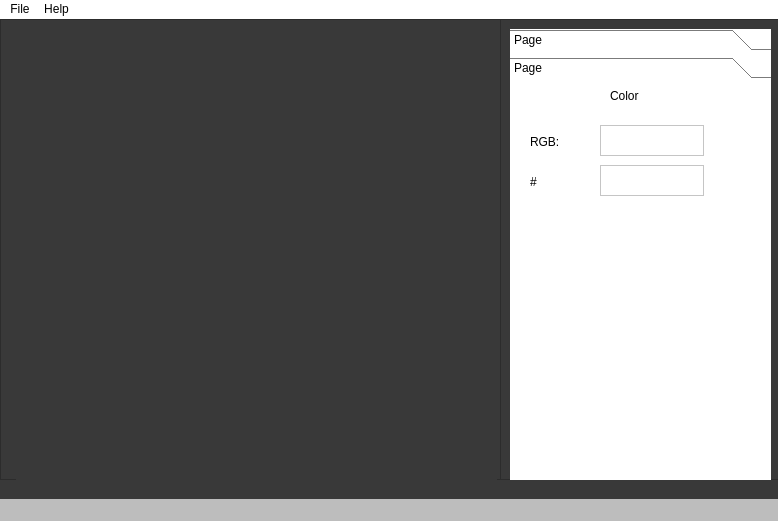
Qt form zpo-project/mainwindow.ui (mike005/ZPO-project) before a commit.
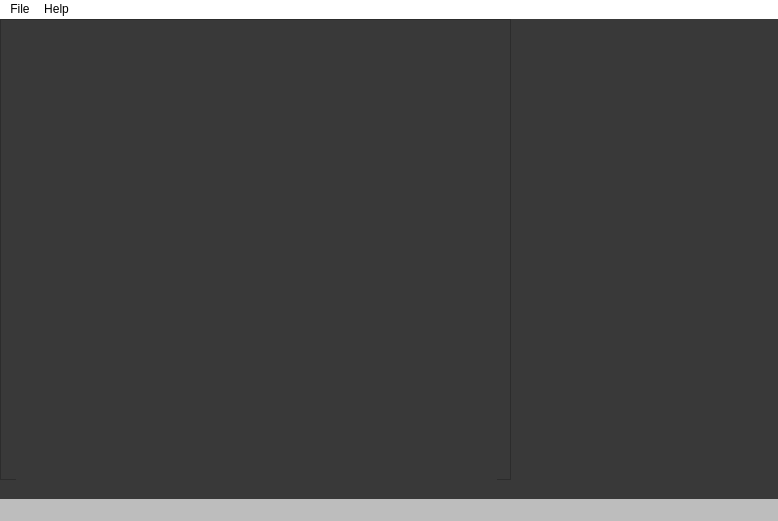
The same form after that commit. The open tabs and pages were chosen to show the change.

```diff
--- a/zpo-project/mainwindow.ui
+++ b/zpo-project/mainwindow.ui
@@ -73,155 +73,15 @@
      </property>
     </widget>
    </widget>
-   <widget class="QFrame" name="infoFrame">
+   <widget class="QWidget" name="propertiesWidget" native="true">
     <property name="geometry">
      <rect>
-      <x>500</x>
-      <y>0</y>
-      <width>281</width>
+      <x>519</x>
+      <y>9</y>
+      <width>251</width>
       <height>461</height>
      </rect>
     </property>
-    <property name="frameShape">
-     <enum>QFrame::StyledPanel</enum>
-    </property>
-    <property name="frameShadow">
-     <enum>QFrame::Raised</enum>
-    </property>
-    <widget class="QToolBox" name="infoToolBox">
-     <property name="geometry">
-      <rect>
-       <x>10</x>
-       <y>10</y>
-       <width>261</width>
-       <height>451</height>
-      </rect>
-     </property>
-     <property name="styleSheet">
-      <string notr="true">background-color: rgb(255, 255, 255);</string>
-     </property>
-     <widget class="QWidget" name="toolboxPixel">
-      <property name="styleSheet">
-       <string notr="true">color: rgb(0, 0, 0);</string>
-      </property>
-      <attribute name="label">
-       <string>Page</string>
-      </attribute>
-      <widget class="QLabel" name="widthLabel">
-       <property name="geometry">
-        <rect>
-         <x>40</x>
-         <y>20</y>
-         <width>47</width>
-         <height>21</height>
-        </rect>
-       </property>
-       <property name="text">
-        <string>Width:</string>
-       </property>
-      </widget>
-      <widget class="QLabel" name="hightLabel">
-       <property name="geometry">
-        <rect>
-         <x>40</x>
-         <y>60</y>
-         <width>47</width>
-         <height>21</height>
-        </rect>
-       </property>
-       <property name="text">
-        <string>Hight:</string>
-       </property>
-      </widget>
-      <widget class="QPlainTextEdit" name="plainTextEdit">
-       <property name="geometry">
-        <rect>
-         <x>100</x>
-         <y>10</y>
-         <width>104</width>
-         <height>31</height>
-        </rect>
-       </property>
-      </widget>
-      <widget class="QPlainTextEdit" name="plainTextEdit_2">
-       <property name="geometry">
-        <rect>
-         <x>100</x>
-         <y>60</y>
-         <width>104</width>
-         <height>31</height>
-        </rect>
-       </property>
-      </widget>
-     </widget>
-     <widget class="QWidget" name="toolboxImage">
-      <attribute name="label">
-       <string>Page</string>
-      </attribute>
-      <widget class="QLabel" name="label">
-       <property name="geometry">
-        <rect>
-         <x>100</x>
-         <y>0</y>
-         <width>61</width>
-         <height>21</height>
-        </rect>
-       </property>
-       <property name="styleSheet">
-        <string notr="true">font: 75 12pt &quot;MS Shell Dlg 2&quot;;</string>
-       </property>
-       <property name="text">
-        <string>Color</string>
-       </property>
-      </widget>
-      <widget class="QLabel" name="label_2">
-       <property name="geometry">
-        <rect>
-         <x>20</x>
-         <y>50</y>
-         <width>47</width>
-         <height>13</height>
-        </rect>
-       </property>
-       <property name="text">
-        <string>RGB: </string>
-       </property>
-      </widget>
-      <widget class="QLabel" name="label_3">
-       <property name="geometry">
-        <rect>
-         <x>20</x>
-         <y>90</y>
-         <width>47</width>
-         <height>13</height>
-        </rect>
-       </property>
-       <property name="text">
-        <string>#</string>
-       </property>
-      </widget>
-      <widget class="QTextEdit" name="textEdit">
-       <property name="geometry">
-        <rect>
-         <x>90</x>
-         <y>40</y>
-         <width>104</width>
-         <height>31</height>
-        </rect>
-       </property>
-      </widget>
-      <widget class="QTextEdit" name="textEdit_2">
-       <property name="geometry">
-        <rect>
-         <x>90</x>
-         <y>80</y>
-         <width>104</width>
-         <height>31</height>
-        </rect>
-       </property>
-      </widget>
-     </widget>
-    </widget>
    </widget>
   </widget>
   <widget class="QMenuBar" name="menubar">
```
